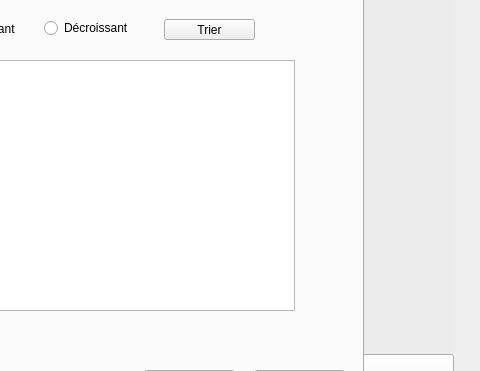
Old version of the form mainwindow.ui in the repository nassimtoumi/Visiteur-Ev-nement-QT; both pictures show x 737 to 1217 and y 205 to 576 of the 1217 by 690 pixel window.
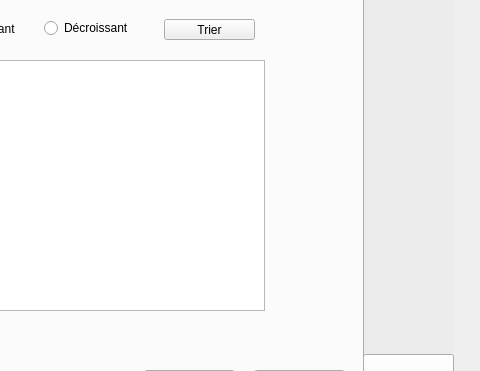
New version of the form. Icons and pictures are not drawn.

```diff
--- a/mainwindow.ui
+++ b/mainwindow.ui
@@ -456,7 +456,7 @@
             <rect>
              <x>60</x>
              <y>61</y>
-             <width>951</width>
+             <width>921</width>
              <height>251</height>
             </rect>
            </property>
```
